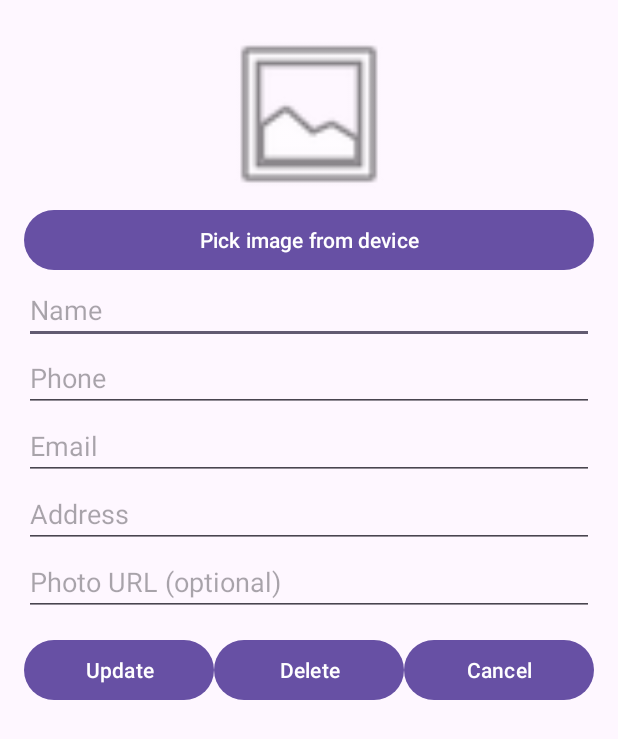
After one commit to georgepashev/MobileApp_Contacts_2025_1a, an Android app: the layout activity_update_delete.xml on its own in the app's theme, with its tools: preview values and no code run, on a phone screen of 412 x 824 dp. The commit adds this screen. Shown: the top 739 px of the screen. Run offline under Robolectric (Android 15) with nearby library versions, the phone set to English and light mode, and no system bars.

Commit message:
UpdateDeleteActivity added
UpdateDeleteActivity added

```diff
--- a/app/src/main/AndroidManifest.xml
+++ b/app/src/main/AndroidManifest.xml
@@ -2,7 +2,7 @@
 <manifest xmlns:android="http://schemas.android.com/apk/res/android"
     xmlns:tools="http://schemas.android.com/tools">
 
-    <uses-permission android:name="android.permission.INTERNET"></uses-permission>
+    <uses-permission android:name="android.permission.INTERNET" />
 
     <application
         android:allowBackup="true"
@@ -13,6 +13,10 @@
         android:roundIcon="@mipmap/ic_launcher_round"
         android:supportsRtl="true"
         android:theme="@style/Theme.Contacts">
+        <activity
+            android:name=".UpdateDeleteActivity"
+            android:exported="false" />
+
         <provider
             android:name="androidx.core.content.FileProvider"
             android:authorities="${applicationId}.fileprovider"
--- a/app/src/main/java/com/example/contacts/ContactDao.kt
+++ b/app/src/main/java/com/example/contacts/ContactDao.kt
@@ -20,4 +20,7 @@ interface ContactDao {
 
     @Query("SELECT * FROM contacts")
     fun getAll(): List<Contact>
+
+    @Query("SELECT * from contacts WHERE id = :id LIMIT 1")
+    fun getById(id: Int): Contact?
 }
--- /dev/null
+++ b/app/src/main/res/layout/activity_update_delete.xml
@@ -0,0 +1,50 @@
+<?xml version="1.0" encoding="utf-8"?>
+<ScrollView xmlns:android="http://schemas.android.com/apk/res/android"
+    android:layout_width="match_parent" android:layout_height="match_parent">
+    <LinearLayout
+        android:layout_width="match_parent" android:layout_height="wrap_content"
+        android:orientation="vertical" android:padding="16dp">
+        <ImageView
+            android:id="@+id/ivPreview"
+            android:layout_width="120dp" android:layout_height="120dp"
+            android:src="@android:drawable/ic_menu_gallery"
+            android:layout_gravity="center_horizontal" />
+        <Button
+            android:id="@+id/btnPick"
+            android:layout_width="match_parent" android:layout_height="wrap_content"
+            android:text="Pick image from device" />
+        <EditText android:id="@+id/etName" android:hint="Name"
+            android:layout_width="match_parent" android:layout_height="wrap_content"/>
+        <EditText android:id="@+id/etPhone" android:hint="Phone"
+            android:inputType="phone"
+            android:layout_width="match_parent" android:layout_height="wrap_content"/>
+        <EditText android:id="@+id/etEmail" android:hint="Email"
+            android:inputType="textEmailAddress"
+            android:layout_width="match_parent" android:layout_height="wrap_content"/>
+        <EditText android:id="@+id/etAddress" android:hint="Address"
+            android:layout_width="match_parent" android:layout_height="wrap_content"/>
+        <EditText android:id="@+id/etPhotoUrl" android:hint="Photo URL (optional)"
+            android:inputType="textUri"
+            android:layout_width="match_parent" android:layout_height="wrap_content"/>
+        <LinearLayout
+            android:layout_width="match_parent" android:layout_height="wrap_content"
+            android:orientation="horizontal" android:weightSum="3" android:paddingTop="12dp">
+
+            <Button
+                android:id="@+id/btnUpdate"
+                android:layout_width="0dp" android:layout_height="wrap_content"
+                android:layout_weight="1"
+                android:text="Update" />
+            <Button
+                android:id="@+id/btnDelete"
+                android:layout_width="0dp" android:layout_height="wrap_content"
+                android:layout_weight="1"
+                android:text="Delete" />
+            <Button
+                android:id="@+id/btnCancel"
+                android:layout_width="0dp" android:layout_height="wrap_content"
+                android:layout_weight="1"
+                android:text="Cancel" />
+        </LinearLayout>
+    </LinearLayout>
+</ScrollView>
```
Also changed, not shown: app/src/main/java/com/example/contacts/ContactAdapter.kt (+11 -0 lines), app/src/main/java/com/example/contacts/MainActivity.kt (+16 -0 lines), app/src/main/java/com/example/contacts/UpdateDeleteActivity.kt (added, +171 -0 lines).
